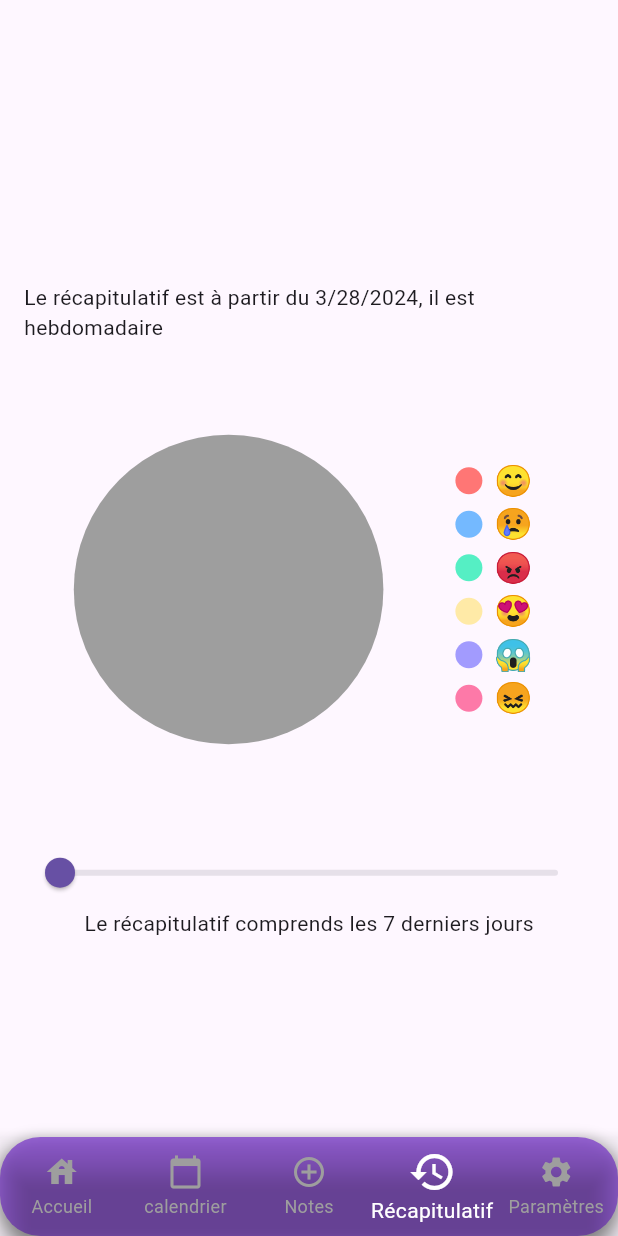
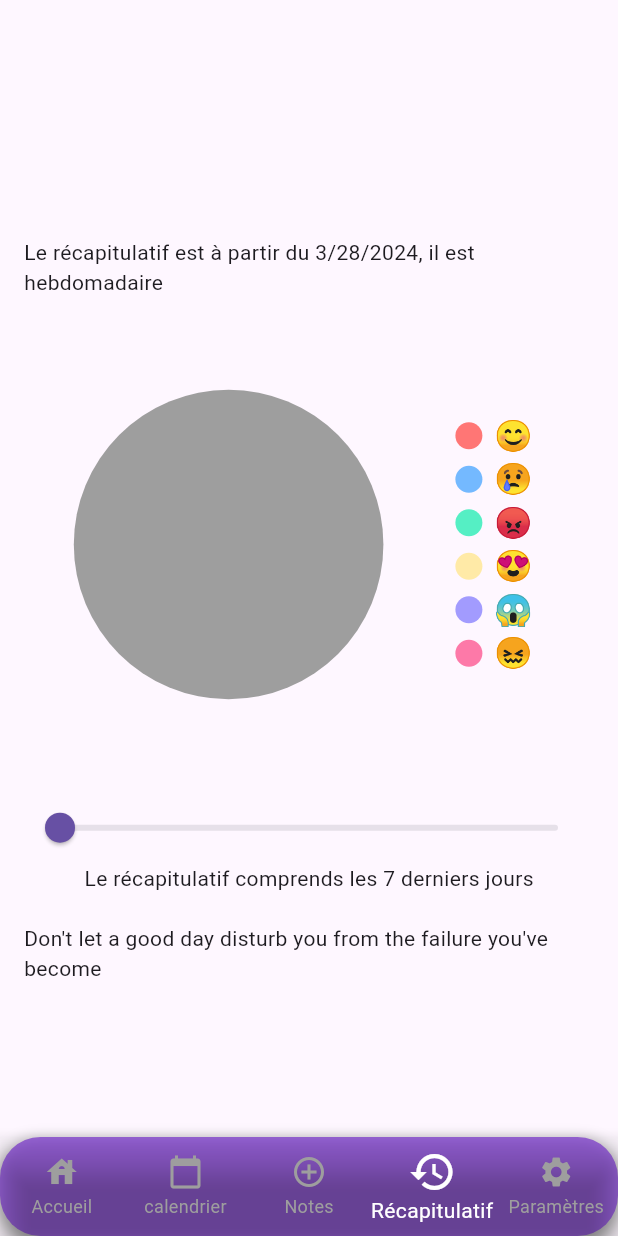
Before and after one commit to ThomasVly/Projet-F, a Flutter app: the NavBar screen opened directly, item 4 of the bottom bar chosen, on a phone screen of 412 x 824 dp. Run offline on Flutter 3.47's test engine with Material 3 defaults, Android fonts, the phone set to English and light mode, and no system bars; drawn by our look-alikes of pie_chart; our stand-ins replace image_picker, shared_preferences, table_calendar; accounts and stored records are empty.

Commit message:
phrases motivantes dans le recap

```diff
--- a/lib/classes/recap.dart
+++ b/lib/classes/recap.dart
@@ -1,3 +1,5 @@
+import 'dart:math';
+
 import 'package:flutter/material.dart';
 import 'package:intl/intl.dart';
 import 'package:pie_chart/pie_chart.dart';
@@ -19,6 +21,14 @@ class _RecapState extends State<Recap> {
   List<String> temp = [];
   double jour = 7;
   var text = "hebdomadaire";
+  List<int> max = [0,0,0,0,0,0];
+  List<String> Joie = ["Don't let a good day disturb you from the failure you've become"];
+  List<String> Tristesse = ["Tu es capable d'accomplir de grandes choses"];
+  List<String> Colere = ["Je suis un homme en colère"];
+  List<String> Amour = ["L'amour est temporaire, flutter est eternel"];
+  List<String> Choc = ["Les céréales CHOCapic"];
+  List<String> Peur = ["Jouez a Subnautica"];
+
 
   Map<String, double> dataMap = {
     '😊' : 0,
@@ -44,15 +54,33 @@ class _RecapState extends State<Recap> {
       String? value = prefs.getString(DateFormat('dd/MM/yyyy').format(now.subtract(Duration(days: i))));
       if (value != null) {
         setState(() {
-          if (value.split("<>")[3] == 'Joie'){dataMap['😊'] = (dataMap['😊'] ?? 0) + 1;}
-          if (value.split("<>")[3] == 'Tristesse'){dataMap['😢'] = (dataMap['😢'] ?? 0) + 1;}
-          if (value.split("<>")[3] == 'Colère'){dataMap['😡'] = (dataMap['😡'] ?? 0) + 1;}
-          if (value.split("<>")[3] == 'Amour'){dataMap['😍'] = (dataMap['😍'] ?? 0) + 1;}
-          if (value.split("<>")[3] == 'Choc'){dataMap['😱'] = (dataMap['😱'] ?? 0) + 1;}
-          if (value.split("<>")[3] == 'Peur'){dataMap['😖'] = (dataMap['😖'] ?? 0) + 1;}
+          if (value.split("<>")[3] == 'Joie'){dataMap['😊'] = (dataMap['😊'] ?? 0) + 1;max[0]+=1;}
+          if (value.split("<>")[3] == 'Tristesse'){dataMap['😢'] = (dataMap['😢'] ?? 0) + 1;max[1]+=1;}
+          if (value.split("<>")[3] == 'Colère'){dataMap['😡'] = (dataMap['😡'] ?? 0) + 1;max[2]+=1;}
+          if (value.split("<>")[3] == 'Amour'){dataMap['😍'] = (dataMap['😍'] ?? 0) + 1;max[3]+=1;}
+          if (value.split("<>")[3] == 'Choc'){dataMap['😱'] = (dataMap['😱'] ?? 0) + 1;max[4]+=1;}
+          if (value.split("<>")[3] == 'Peur'){dataMap['😖'] = (dataMap['😖'] ?? 0) + 1;max[5]+=1;}
         });
       }
     }
+  }
+
+  String convivialite(){
+
+    int maxi = 0;
+    int indi = 0;
+    String retour = "";
+
+    for (int i=0; i<max.length;i++){if(max[i]>maxi){maxi=max[i];indi = i;}}
+
+    if(indi == 0){retour = Joie[Random().nextInt(Joie.length)];}
+    if(indi == 1){retour = Tristesse[Random().nextInt(Tristesse.length)];}
+    if(indi == 2){retour = Colere[Random().nextInt(Colere.length)];}
+    if(indi == 3){retour = Amour[Random().nextInt(Amour.length)];}
+    if(indi == 4){retour = Choc[Random().nextInt(Choc.length)];}
+    if(indi == 5){retour = Peur[Random().nextInt(Peur.length)];}
+
+    return retour;
   }
 
   int countOccurrences<T>(List<T> list, T element) {
@@ -61,6 +89,7 @@ class _RecapState extends State<Recap> {
 
   void change_day(){
     dataMap.clear();
+    max = [0,0,0,0,0,0];
     retrieveStringValue();
   }
 
@@ -98,7 +127,8 @@ class _RecapState extends State<Recap> {
                 });
               },
             ),
-            Text("Le récapitulatif comprends les ${jour.toInt()} derniers jours"),
+            Text("Le récapitulatif comprends les ${jour.toInt()} derniers jours\n"),
+            Text(convivialite())
           ],
         ),
       ),
```
